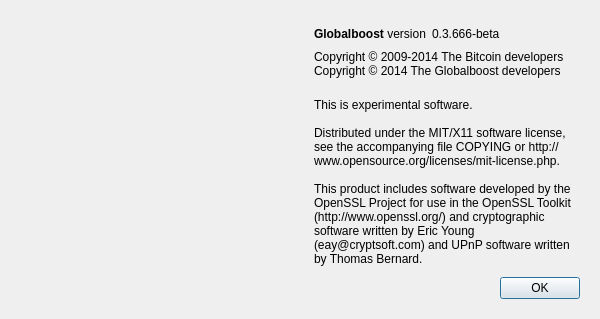
Above: src/qt/forms/aboutdialog.ui from GlobalBoost/GlobalBoost-Y before the change. Below: the same form after it.
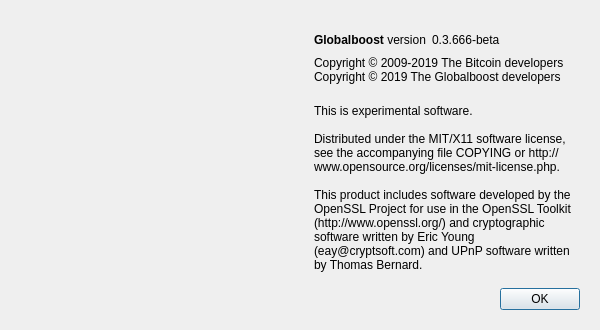
That is the form after the change. Icons and pictures are not drawn.

```diff
--- a/src/qt/forms/aboutdialog.ui
+++ b/src/qt/forms/aboutdialog.ui
@@ -7,13 +7,13 @@
     <x>0</x>
     <y>0</y>
     <width>600</width>
-    <height>319</height>
+    <height>330</height>
    </rect>
   </property>
   <property name="minimumSize">
    <size>
     <width>600</width>
-    <height>319</height>
+    <height>330</height>
    </size>
   </property>
   <property name="windowTitle">
@@ -119,8 +119,8 @@
          <cursorShape>IBeamCursor</cursorShape>
         </property>
         <property name="text">
-         <string>Copyright © 2009-2014 The Bitcoin developers
-Copyright © 2014 The Globalboost developers</string>
+         <string>Copyright © 2009-2019 The Bitcoin developers
+Copyright © 2019 The Globalboost developers</string>
         </property>
         <property name="textInteractionFlags">
          <set>Qt::LinksAccessibleByMouse|Qt::TextSelectableByKeyboard|Qt::TextSelectableByMouse</set>
```
